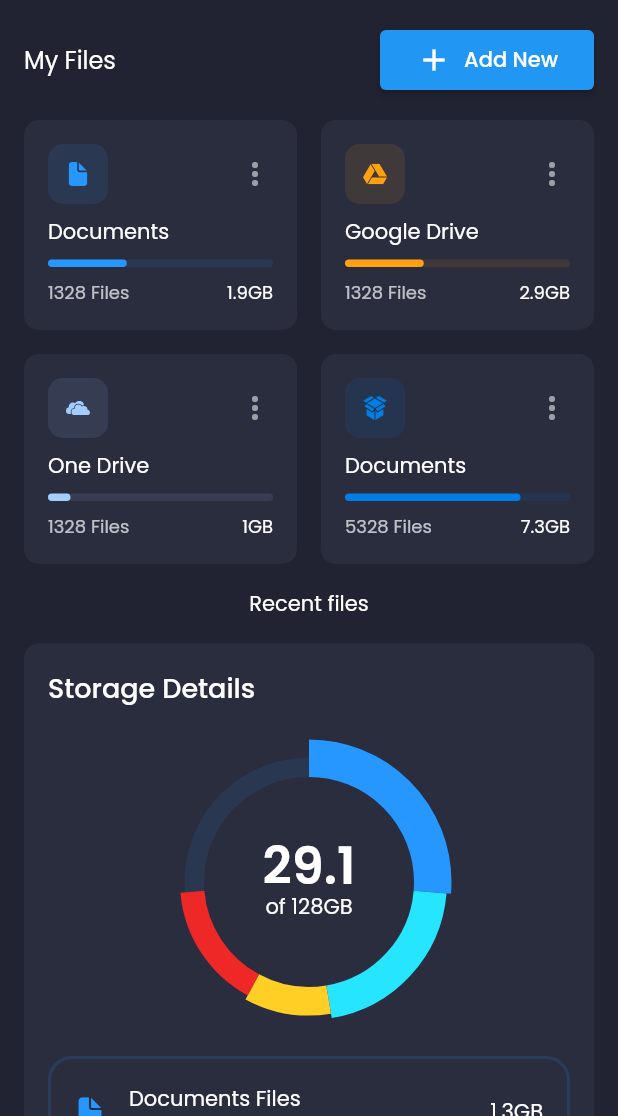
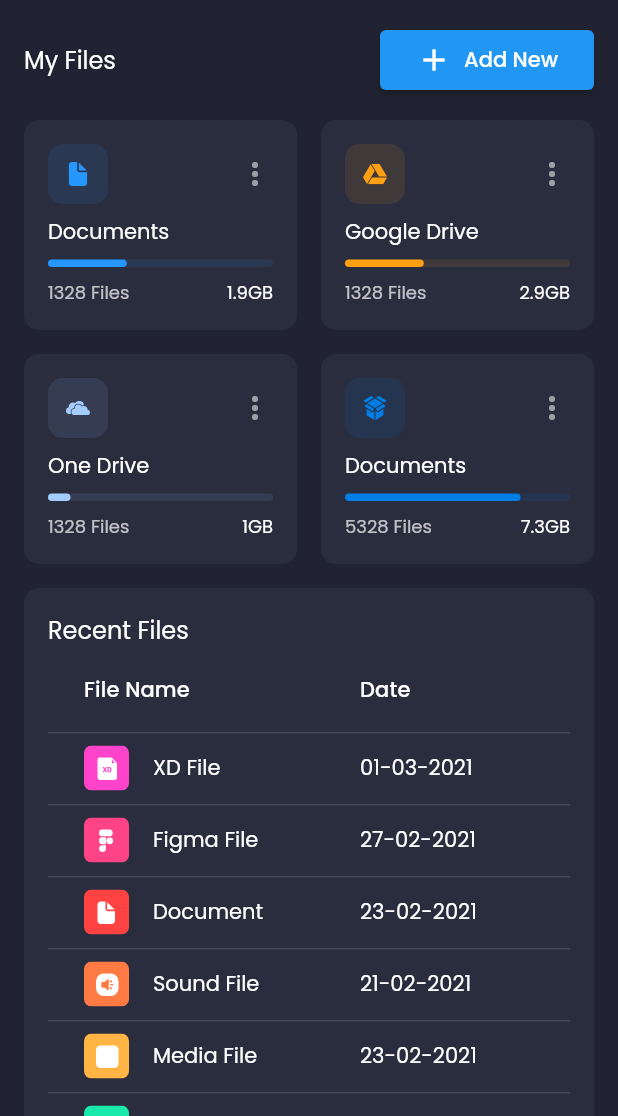
Before and after one commit to Donkijote/dashboard, a Flutter app: the screen it shows after launch, on a phone screen of 412 x 824 dp, the part 120-1236 px from its top. Run offline on Flutter 3.47's test engine with Material 2 defaults, Android fonts, the phone set to English and light mode, and no system bars; drawn by our look-alikes of data_table_2, fl_chart; our stand-ins replace flutter_svg, google_fonts.

Commit message:
adding recent files section

```diff
--- /dev/null
+++ b/lib/models/RecentFile.dart
@@ -0,0 +1,50 @@
+class RecentFile {
+  final String? icon, title, date, size;
+
+  RecentFile({this.icon, this.title, this.date, this.size});
+}
+
+List demoRecentFiles = [
+  RecentFile(
+    icon: "assets/icons/xd_file.svg",
+    title: "XD File",
+    date: "01-03-2021",
+    size: "3.5mb",
+  ),
+  RecentFile(
+    icon: "assets/icons/Figma_file.svg",
+    title: "Figma File",
+    date: "27-02-2021",
+    size: "19.0mb",
+  ),
+  RecentFile(
+    icon: "assets/icons/doc_file.svg",
+    title: "Document",
+    date: "23-02-2021",
+    size: "32.5mb",
+  ),
+  RecentFile(
+    icon: "assets/icons/sound_file.svg",
+    title: "Sound File",
+    date: "21-02-2021",
+    size: "3.5mb",
+  ),
+  RecentFile(
+    icon: "assets/icons/media_file.svg",
+    title: "Media File",
+    date: "23-02-2021",
+    size: "2.5gb",
+  ),
+  RecentFile(
+    icon: "assets/icons/pdf_file.svg",
+    title: "Sales PDF",
+    date: "25-02-2021",
+    size: "3.5mb",
+  ),
+  RecentFile(
+    icon: "assets/icons/excle_file.svg",
+    title: "Excel File",
+    date: "25-02-2021",
+    size: "34.5mb",
+  ),
+];
--- /dev/null
+++ b/lib/screens/dashboard/components/recent_files.dart
@@ -0,0 +1,77 @@
+import 'package:dashboard/constants/global.dart';
+import 'package:dashboard/models/RecentFile.dart';
+import 'package:data_table_2/data_table_2.dart';
+import 'package:flutter/material.dart';
+import 'package:flutter_svg/svg.dart';
+
+class RecentFiles extends StatelessWidget {
+  const RecentFiles({
+    Key? key,
+  }) : super(key: key);
+
+  @override
+  Widget build(BuildContext context) {
+    return Container(
+      padding: const EdgeInsets.all(defaultPadding),
+      decoration: const BoxDecoration(
+        color: secondaryColor,
+        borderRadius: BorderRadius.all(Radius.circular(10)),
+      ),
+      child: Column(
+        crossAxisAlignment: CrossAxisAlignment.start,
+        children: [
+          Text(
+            "Recent Files",
+            style: Theme.of(context).textTheme.subtitle1,
+          ),
+          SizedBox(
+            width: double.infinity,
+            child: DataTable2(
+              columnSpacing: defaultPadding,
+              minWidth: 600,
+              columns: const [
+                DataColumn(
+                  label: Text("File Name"),
+                ),
+                DataColumn(
+                  label: Text("Date"),
+                ),
+                DataColumn(
+                  label: Text("Size"),
+                ),
+              ],
+              rows: List.generate(
+                demoRecentFiles.length,
+                (index) => recentFileDataRow(demoRecentFiles[index]),
+              ),
+            ),
+          ),
+        ],
+      ),
+    );
+  }
+}
+
+DataRow recentFileDataRow(RecentFile fileInfo) {
+  return DataRow(
+    cells: [
+      DataCell(
+        Row(
+          children: [
+            SvgPicture.asset(
+              fileInfo.icon!,
+              height: 30,
+              width: 30,
+            ),
+            Padding(
+              padding: const EdgeInsets.symmetric(horizontal: defaultPadding),
+              child: Text(fileInfo.title!),
+            ),
+          ],
+        ),
+      ),
+      DataCell(Text(fileInfo.date!)),
+      DataCell(Text(fileInfo.size!)),
+    ],
+  );
+}
--- a/lib/screens/dashboard/dashboard_screen.dart
+++ b/lib/screens/dashboard/dashboard_screen.dart
@@ -1,5 +1,6 @@
 import 'package:dashboard/screens/dashboard/components/header.dart';
 import 'package:dashboard/screens/dashboard/components/my_files.dart';
+import 'package:dashboard/screens/dashboard/components/recent_files.dart';
 import 'package:dashboard/screens/dashboard/components/storage_details.dart';
 import 'package:flutter/material.dart';
 
@@ -27,7 +28,7 @@ class DashboardScreen extends StatelessWidget {
                     children: [
                       const MyFiles(),
                       const SizedBox(height: defaultPadding),
-                      const Text("Recent files"),
+                      const RecentFiles(),
                       if (Responsive.isMobile(context))
                         const SizedBox(height: defaultPadding),
                       if (Responsive.isMobile(context)) const StorageDetails(),
```
